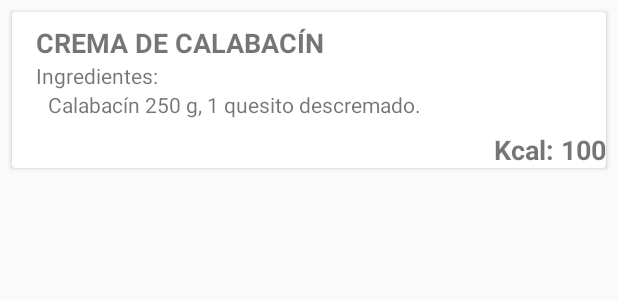
After one commit to rafaelasencio/BambooFit, an Android app: the layout item_food_list.xml on its own in the app's theme, with its tools: preview values and no code run, on a phone screen of 412 x 824 dp. The commit adds this screen. Shown: the top 300 px of the screen. Run offline under Robolectric (Android 15) with nearby library versions, the phone set to English and light mode, and no system bars.

Commit message:
Add FoodModel, RecyclerView and Adapter. New function to read JSON file from assets

```diff
--- a/app/build.gradle
+++ b/app/build.gradle
@@ -30,6 +30,7 @@ dependencies {
     implementation 'androidx.core:core-ktx:1.0.2'
     implementation 'androidx.constraintlayout:constraintlayout:1.1.3'
     implementation 'com.github.bumptech.glide:glide:4.11.0'
+    implementation 'com.android.volley:volley:1.1.1'
     annotationProcessor 'com.github.bumptech.glide:compiler:4.11.0'
 
     testImplementation 'junit:junit:4.12'
--- a/app/src/main/java/com/rafaelab/bamboofitapp/MainActivity.kt
+++ b/app/src/main/java/com/rafaelab/bamboofitapp/MainActivity.kt
@@ -33,8 +33,9 @@ class MainActivity : AppCompatActivity() {
         }
 
         llDiet.setOnClickListener {
+            //DietActivity
             val intent = Intent(
-                this, DietActivity::class.java)
+                this, FoodListActivity::class.java)
             startActivity(intent)
         }
 
--- /dev/null
+++ b/app/src/main/res/layout/item_food_list.xml
@@ -0,0 +1,85 @@
+<?xml version="1.0" encoding="utf-8"?>
+<androidx.constraintlayout.widget.ConstraintLayout xmlns:android="http://schemas.android.com/apk/res/android"
+    xmlns:app="http://schemas.android.com/apk/res-auto"
+    android:layout_width="match_parent"
+    android:layout_height="wrap_content">
+
+    <androidx.cardview.widget.CardView
+        android:layout_width="match_parent"
+        android:layout_height="wrap_content"
+        android:layout_marginStart="8dp"
+        android:layout_marginTop="8dp"
+        android:layout_marginEnd="8dp"
+        android:layout_marginBottom="8dp"
+        app:layout_constraintBottom_toBottomOf="parent"
+        app:layout_constraintEnd_toEndOf="parent"
+        app:layout_constraintStart_toStartOf="parent"
+        app:layout_constraintTop_toTopOf="parent"
+        android:orientation="horizontal">
+
+        <LinearLayout
+            android:id="@+id/ll_food_list_item"
+            android:layout_width="match_parent"
+            android:layout_height="wrap_content"
+            android:orientation="vertical">
+
+            <LinearLayout
+                android:layout_width="match_parent"
+                android:layout_height="wrap_content"
+                android:orientation="vertical">
+                <TextView
+                    android:id="@+id/tvFoodName"
+                    android:layout_width="wrap_content"
+                    android:layout_height="wrap_content"
+                    android:layout_marginStart="16dp"
+                    android:layout_marginTop="8dp"
+                    android:text="CREMA DE CALABACÍN"
+                    android:textSize="18sp"
+                    android:textStyle="bold"/>
+
+                <TextView
+                    android:layout_width="wrap_content"
+                    android:layout_height="wrap_content"
+                    android:layout_marginStart="16dp"
+                    android:text="Ingredientes:"/>
+
+                <TextView
+                    android:id="@+id/tvIngredients"
+                    android:layout_width="wrap_content"
+                    android:layout_height="wrap_content"
+                    android:layout_marginStart="24dp"
+                    android:text="Calabacín 250 g, 1 quesito descremado."/>
+
+                <LinearLayout
+                    android:layout_width="match_parent"
+                    android:layout_height="wrap_content"
+                    android:orientation="horizontal"
+                    android:gravity="right">
+
+                    <TextView
+                        android:layout_width="wrap_content"
+                        android:layout_height="wrap_content"
+                        android:layout_marginTop="8dp"
+                        android:text="Kcal: "
+                        android:textSize="18sp"
+                        android:textStyle="bold"/>
+                    <TextView
+                        android:id="@+id/tvKcal"
+                        android:layout_width="wrap_content"
+                        android:layout_height="wrap_content"
+                        android:layout_marginTop="8dp"
+                        android:text="100"
+                        android:textSize="18sp"
+                        android:textStyle="bold"/>
+
+                </LinearLayout>
+
+
+            </LinearLayout>
+
+
+
+
+        </LinearLayout>
+    </androidx.cardview.widget.CardView>
+</androidx.constraintlayout.widget.ConstraintLayout>
```
Also changed, not shown: app/src/main/AndroidManifest.xml (+6 -2 lines), app/src/main/Assets/foodList.json (added, +26 -0 lines), app/src/main/java/com/rafaelab/bamboofitapp/FoodListActivity.kt (added, +93 -0 lines), app/src/main/java/com/rafaelab/bamboofitapp/FoodListAdapter.kt (added, +44 -0 lines), app/src/main/java/com/rafaelab/bamboofitapp/FoodModel.kt (added, +39 -0 lines), app/src/main/res/layout/activity_food_list.xml (added, +24 -0 lines).
